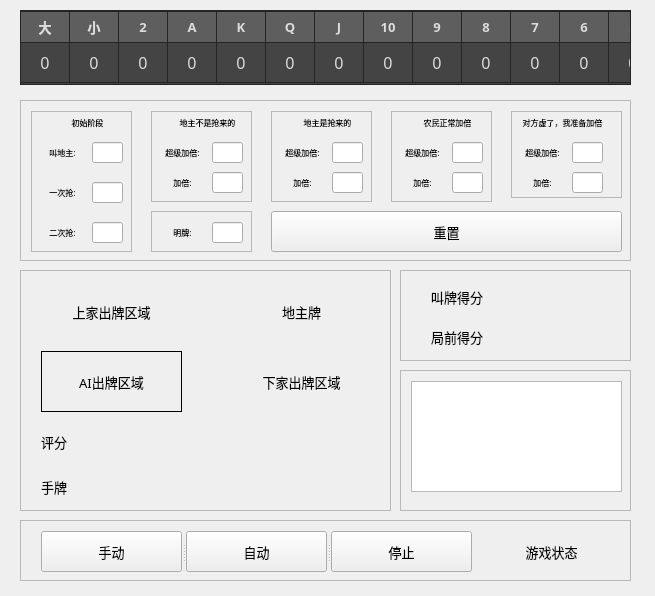
Qt form MainWindow.ui (Vincentzyx/DouZero_For_HLDDZ_FullAuto) before a commit.
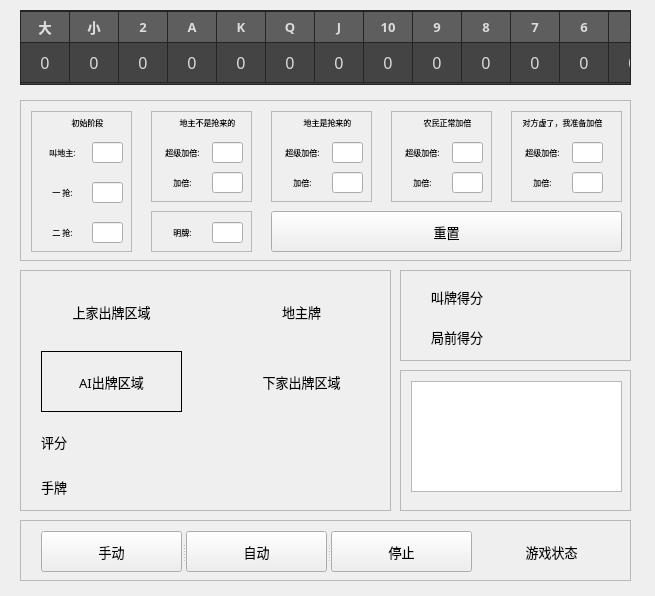
The same form after that commit.

Commit message: 修复一个控件下端未对齐

Diff of the .ui file:
```diff
--- a/MainWindow.ui
+++ b/MainWindow.ui
@@ -972,7 +972,7 @@
         </font>
        </property>
        <property name="text">
-        <string>二次抢:</string>
+        <string>二 抢:</string>
        </property>
        <property name="alignment">
         <set>Qt::AlignCenter</set>
@@ -1017,7 +1017,7 @@
         </font>
        </property>
        <property name="text">
-        <string>一次抢:</string>
+        <string>一 抢:</string>
        </property>
        <property name="alignment">
         <set>Qt::AlignCenter</set>
@@ -1410,7 +1410,7 @@
        <x>490</x>
        <y>10</y>
        <width>111</width>
-       <height>87</height>
+       <height>91</height>
       </rect>
      </property>
      <property name="widgetResizable">
@@ -1422,7 +1422,7 @@
         <x>0</x>
         <y>0</y>
         <width>109</width>
-        <height>85</height>
+        <height>89</height>
        </rect>
       </property>
       <widget class="QLineEdit" name="jiabei_lineEdit_7">
```
The commit also changes 1 other file.
